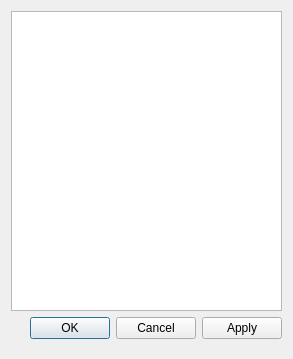
Above: gns3/ui/symbol_selection_dialog.ui from GNS3/gns3-gui before the change. Below: the same form after it.
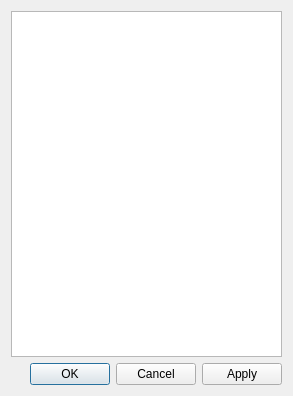
That is the form after the change. Icons and pictures are not drawn.

Diff of the .ui file:
```diff
--- a/gns3/ui/symbol_selection_dialog.ui
+++ b/gns3/ui/symbol_selection_dialog.ui
@@ -7,7 +7,7 @@
     <x>0</x>
     <y>0</y>
     <width>293</width>
-    <height>359</height>
+    <height>396</height>
    </rect>
   </property>
   <property name="windowTitle">
@@ -58,19 +58,6 @@
      </item>
     </layout>
    </item>
-   <item row="2" column="0">
-    <spacer name="verticalSpacer">
-     <property name="orientation">
-      <enum>Qt::Vertical</enum>
-     </property>
-     <property name="sizeHint" stdset="0">
-      <size>
-       <width>20</width>
-       <height>40</height>
-      </size>
-     </property>
-    </spacer>
-   </item>
   </layout>
  </widget>
  <resources>
```
